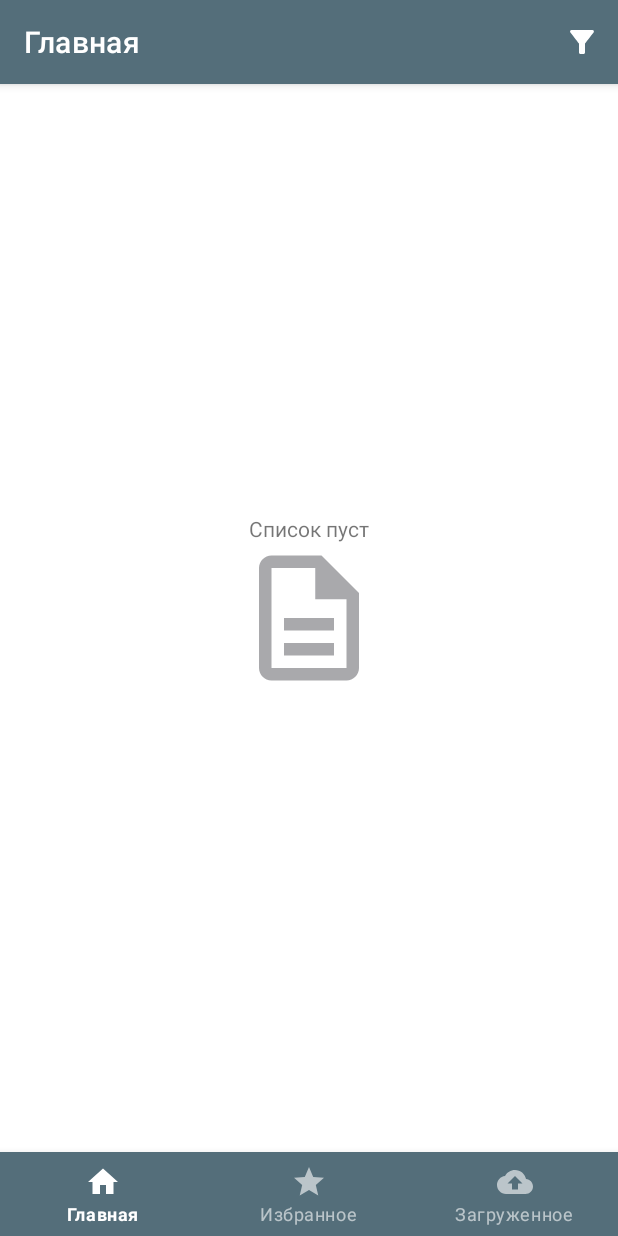
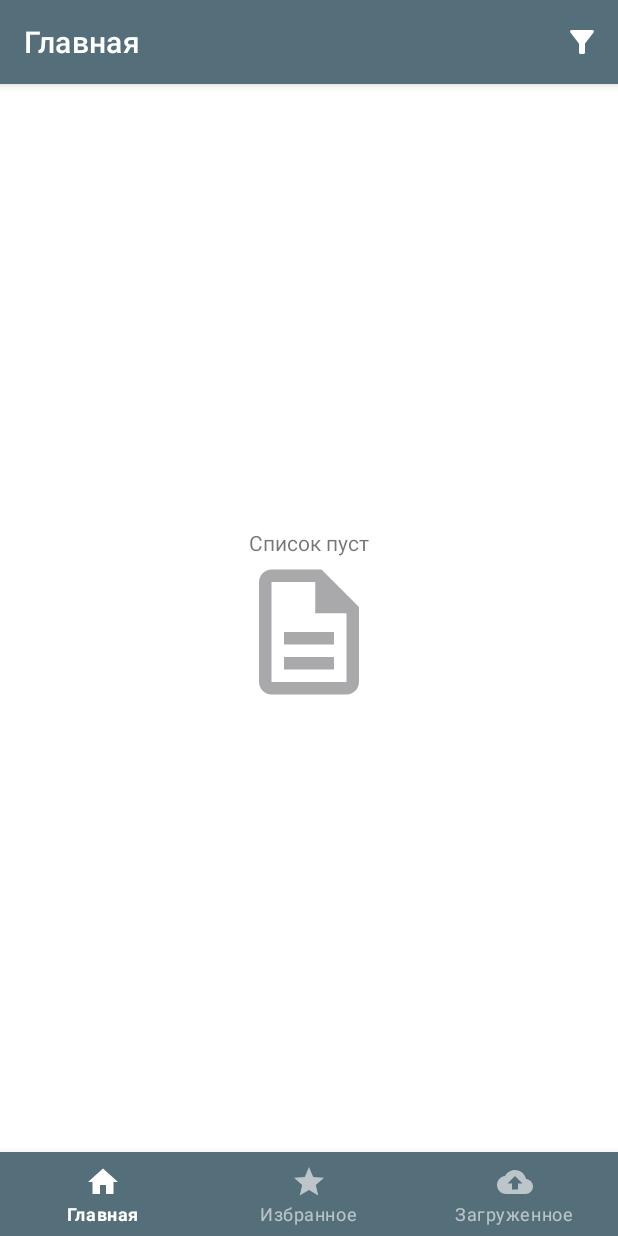
Before and after one commit to beslengy/cats, an Android app: the screen it shows after launch (MainActivity), on a phone screen of 412 x 824 dp. Run offline under Robolectric (Android 15) with nearby library versions, the phone set to English and light mode, and no system bars; our stand-ins replace Dagger/Hilt's generated code, navigation-ui, paging; 3 statements that could not run were skipped.

Commit message:
Update 26.05.21-2 - LayoutManager теперь создается отдельно в каждом фрагменте, а не инжектится хилтом. - Все основные фрагменты теперь имеют общий макет.

```diff
--- a/app/src/main/java/com/molchanov/cats/home/HomeFragment.kt
+++ b/app/src/main/java/com/molchanov/cats/home/HomeFragment.kt
@@ -15,7 +15,8 @@ import androidx.recyclerview.widget.GridLayoutManager
 import com.google.android.material.bottomsheet.BottomSheetDialog
 import com.molchanov.cats.R
 import com.molchanov.cats.databinding.FragmentFilterBinding
-import com.molchanov.cats.databinding.FragmentHomeBinding
+import com.molchanov.cats.databinding.FragmentMainBinding
+import com.molchanov.cats.home.HomeViewModel.Companion.ToastRequest.*
 import com.molchanov.cats.network.networkmodels.CatItem
 import com.molchanov.cats.network.networkmodels.FilterItem
 import com.molchanov.cats.ui.CatsLoadStateAdapter
@@ -23,14 +24,13 @@ import com.molchanov.cats.ui.ItemClickListener
 import com.molchanov.cats.ui.PageAdapter
 import com.molchanov.cats.utils.*
 import com.molchanov.cats.utils.Functions.setupManager
-import com.molchanov.cats.home.HomeViewModel.Companion.ToastRequest.*
 import dagger.hilt.android.AndroidEntryPoint
 import java.util.*
 
 @AndroidEntryPoint
 class HomeFragment : Fragment(), ItemClickListener {
 
-    private lateinit var binding: FragmentHomeBinding
+    private lateinit var binding: FragmentMainBinding
 
     private val viewModel: HomeViewModel by viewModels()
     private val adapter = PageAdapter(this)
@@ -46,7 +46,7 @@ class HomeFragment : Fragment(), ItemClickListener {
         savedInstanceState: Bundle?,
     ): View? {
         Log.d("M_HomeFragment", "onCreateView")
-        binding = FragmentHomeBinding.inflate(inflater, container, false)
+        binding = FragmentMainBinding.inflate(inflater, container, false)
         return binding.root
     }
 
@@ -57,7 +57,7 @@ class HomeFragment : Fragment(), ItemClickListener {
 
         //Настраиваем recyclerView
         binding.apply {
-            rvHome.apply {
+            rvMain.apply {
                 adapter = this@HomeFragment.adapter.withLoadStateHeaderAndFooter(
                     header = headerAdapter,
                     footer = footerAdapter
@@ -69,39 +69,40 @@ class HomeFragment : Fragment(), ItemClickListener {
                     footerAdapter,
                     headerAdapter)
             }
-            srlHome.apply {
+            srl.apply {
                 setOnRefreshListener {
                     adapter.refresh()
                     this.isRefreshing = false
                 }
             }
-            btnRetryHome.setOnClickListener {
+            btnRetry.setOnClickListener {
                 adapter.retry()
             }
+            fab.isVisible = false
         }
 
         //Настраиваем видимость элементов в зависимости от состояния PagedList
         adapter.addLoadStateListener { loadState ->
             binding.apply {
                 //Загрузка
-                pbHome.isVisible = loadState.source.refresh is LoadState.Loading
+                progressBar.isVisible = loadState.source.refresh is LoadState.Loading
                 //Состояние просмотра
-                rvHome.isVisible = loadState.source.refresh is LoadState.NotLoading
+                rvMain.isVisible = loadState.source.refresh is LoadState.NotLoading
                 //Ошибка
-                btnRetryHome.isVisible = loadState.source.refresh is LoadState.Error
-                tvErrorHome.isVisible = loadState.source.refresh is LoadState.Error
-                ivErrorHome.isVisible = loadState.source.refresh is LoadState.Error
+                btnRetry.isVisible = loadState.source.refresh is LoadState.Error
+                tvError.isVisible = loadState.source.refresh is LoadState.Error
+                ivError.isVisible = loadState.source.refresh is LoadState.Error
                 //Пустой список
                 if (loadState.source.refresh is LoadState.NotLoading &&
                     loadState.append.endOfPaginationReached &&
                     adapter.itemCount < 1
                 ) {
-                    rvHome.isVisible = false
-                    tvEmptyHome.isVisible = true
-                    ivEmptyHome.isVisible = true
+                    rvMain.isVisible = false
+                    tvEmpty.isVisible = true
+                    ivEmpty.isVisible = true
                 } else {
-                    tvEmptyHome.isVisible = false
-                    ivEmptyHome.isVisible = false
+                    tvEmpty.isVisible = false
+                    ivEmpty.isVisible = false
                 }
             }
         }
@@ -215,7 +216,7 @@ class HomeFragment : Fragment(), ItemClickListener {
             }
             dialogBinding.btnClose.setOnClickListener {
                 viewModel.setQuery()
-                binding.rvHome.scrollToPosition(0)
+                binding.rvMain.scrollToPosition(0)
                 dialog.dismiss()
             }
 
--- a/app/src/main/res/layout/fragment_home.xml
+++ /dev/null
@@ -1,82 +0,0 @@
-<?xml version="1.0" encoding="utf-8"?>
-
-<RelativeLayout xmlns:android="http://schemas.android.com/apk/res/android"
-    xmlns:app="http://schemas.android.com/apk/res-auto"
-    xmlns:tools="http://schemas.android.com/tools"
-    android:layout_width="match_parent"
-    android:layout_height="match_parent"
-    android:nestedScrollingEnabled="false"
-    tools:context=".home.HomeFragment">
-
-    <androidx.swiperefreshlayout.widget.SwipeRefreshLayout
-        android:id="@+id/srl_home"
-        android:layout_width="match_parent"
-        android:layout_height="match_parent">
-
-        <androidx.recyclerview.widget.RecyclerView
-            android:id="@+id/rv_home"
-            android:layout_width="match_parent"
-            android:layout_height="match_parent"
-            android:padding="@dimen/spacing_tiny_4"
-            tools:listitem="@layout/image_item" />
-    </androidx.swiperefreshlayout.widget.SwipeRefreshLayout>
-
-    <ProgressBar
-        android:id="@+id/pb_home"
-        android:layout_width="wrap_content"
-        android:layout_height="wrap_content"
-        android:layout_centerInParent="true"
-        android:visibility="gone"
-        tools:visibility="visible" />
-
-    <TextView
-        android:id="@+id/tv_error_home"
-        android:layout_width="wrap_content"
-        android:layout_height="wrap_content"
-        android:layout_above="@id/iv_error_home"
-        android:layout_centerHorizontal="true"
-        android:text="@string/connection_error_text"
-        android:visibility="gone"
-        tools:visibility="visible" />
-
-    <ImageView
-        android:id="@+id/iv_error_home"
-        android:layout_width="wrap_content"
-        android:layout_height="wrap_content"
-        android:layout_centerInParent="true"
-        android:visibility="gone"
-        app:srcCompat="@drawable/ic_connection_error"
-        tools:ignore="ContentDescription"
-        tools:visibility="visible" />
-
-    <Button
-        android:id="@+id/btn_retry_home"
-        android:layout_width="wrap_content"
-        android:layout_height="wrap_content"
-        android:layout_below="@id/iv_error_home"
-        android:layout_centerHorizontal="true"
-        android:text="@string/retry_btn_text"
-        android:visibility="gone"
-        tools:visibility="visible" />
-
-    <TextView
-        android:id="@+id/tv_empty_home"
-        android:layout_width="wrap_content"
-        android:layout_height="wrap_content"
-        android:layout_above="@id/iv_empty_home"
-        android:layout_centerHorizontal="true"
-        android:text="@string/empty_response_text"
-        android:visibility="gone"
-        tools:visibility="visible" />
-
-    <ImageView
-        android:id="@+id/iv_empty_home"
-        android:layout_width="wrap_content"
-        android:layout_height="wrap_content"
-        android:layout_centerInParent="true"
-        android:visibility="gone"
-        app:srcCompat="@drawable/ic_empty_list"
-        tools:ignore="ContentDescription"
-        tools:visibility="visible" />
-
-</RelativeLayout>
--- /dev/null
+++ b/app/src/main/res/layout/fragment_main.xml
@@ -0,0 +1,100 @@
+<?xml version="1.0" encoding="utf-8"?>
+<FrameLayout xmlns:android="http://schemas.android.com/apk/res/android"
+    xmlns:app="http://schemas.android.com/apk/res-auto"
+    xmlns:tools="http://schemas.android.com/tools"
+    android:layout_width="match_parent"
+    android:layout_height="match_parent"
+    android:nestedScrollingEnabled="false"
+    tools:context=".home.HomeFragment">
+
+    <androidx.swiperefreshlayout.widget.SwipeRefreshLayout
+        android:id="@+id/srl"
+        android:layout_width="match_parent"
+        android:layout_height="match_parent">
+
+        <androidx.recyclerview.widget.RecyclerView
+            android:id="@+id/rv_main"
+            android:layout_width="match_parent"
+            android:layout_height="match_parent"
+            android:padding="@dimen/spacing_tiny_4"
+            tools:listitem="@layout/image_item" />
+    </androidx.swiperefreshlayout.widget.SwipeRefreshLayout>
+
+    <ProgressBar
+        android:id="@+id/progress_bar"
+        android:layout_width="wrap_content"
+        android:layout_height="wrap_content"
+        android:layout_gravity="center"
+        android:visibility="gone"
+        tools:visibility="visible" />
+
+    <LinearLayout
+        android:layout_width="wrap_content"
+        android:layout_height="wrap_content"
+        android:layout_gravity="center"
+        android:gravity="center_horizontal"
+        android:orientation="vertical">
+
+        <TextView
+            android:id="@+id/tv_error"
+            android:layout_width="wrap_content"
+            android:layout_height="wrap_content"
+            android:text="@string/connection_error_text"
+            android:visibility="gone"
+            tools:visibility="visible" />
+
+        <ImageView
+            android:id="@+id/iv_error"
+            android:layout_width="wrap_content"
+            android:layout_height="wrap_content"
+            android:visibility="gone"
+            app:srcCompat="@drawable/ic_connection_error"
+            tools:ignore="ContentDescription"
+            tools:visibility="visible" />
+
+        <Button
+            android:id="@+id/btn_retry"
+            android:layout_width="wrap_content"
+            android:layout_height="wrap_content"
+            android:text="@string/retry_btn_text"
+            android:visibility="gone"
+            tools:visibility="visible" />
+    </LinearLayout>
+
+    <LinearLayout
+        android:layout_width="wrap_content"
+        android:layout_height="wrap_content"
+        android:layout_gravity="center"
+        android:gravity="center_horizontal"
+        android:orientation="vertical"
+        tools:ignore="UseCompoundDrawables">
+
+        <TextView
+            android:id="@+id/tv_empty"
+            android:layout_width="wrap_content"
+            android:layout_height="wrap_content"
+            android:text="@string/empty_response_text"
+            android:visibility="gone"
+            tools:visibility="visible" />
+
+        <ImageView
+            android:id="@+id/iv_empty"
+            android:layout_width="wrap_content"
+            android:layout_height="wrap_content"
+            android:visibility="gone"
+            app:srcCompat="@drawable/ic_empty_list"
+            tools:ignore="ContentDescription"
+            tools:visibility="visible" />
+    </LinearLayout>
+
+    <com.google.android.material.floatingactionbutton.FloatingActionButton
+        android:id="@+id/fab"
+        android:layout_width="wrap_content"
+        android:layout_height="wrap_content"
+        android:layout_gravity="end|bottom"
+        android:layout_margin="@dimen/spacing_normal_16"
+        app:fabSize="normal"
+        app:srcCompat="@drawable/ic_plus"
+        tools:ignore="ContentDescription" />
+
+</FrameLayout>
```
Also changed, not shown: app/src/main/java/com/molchanov/cats/di/AppModule.kt (+0 -14 lines), app/src/main/java/com/molchanov/cats/favorites/FavoritesFragment.kt (+16 -25 lines), app/src/main/java/com/molchanov/cats/uploaded/UploadedFragment.kt (+17 -20 lines), app/src/main/res/layout/fragment_favorites.xml (deleted, +0 -82 lines), app/src/main/res/layout/fragment_uploaded.xml (deleted, +0 -92 lines).
